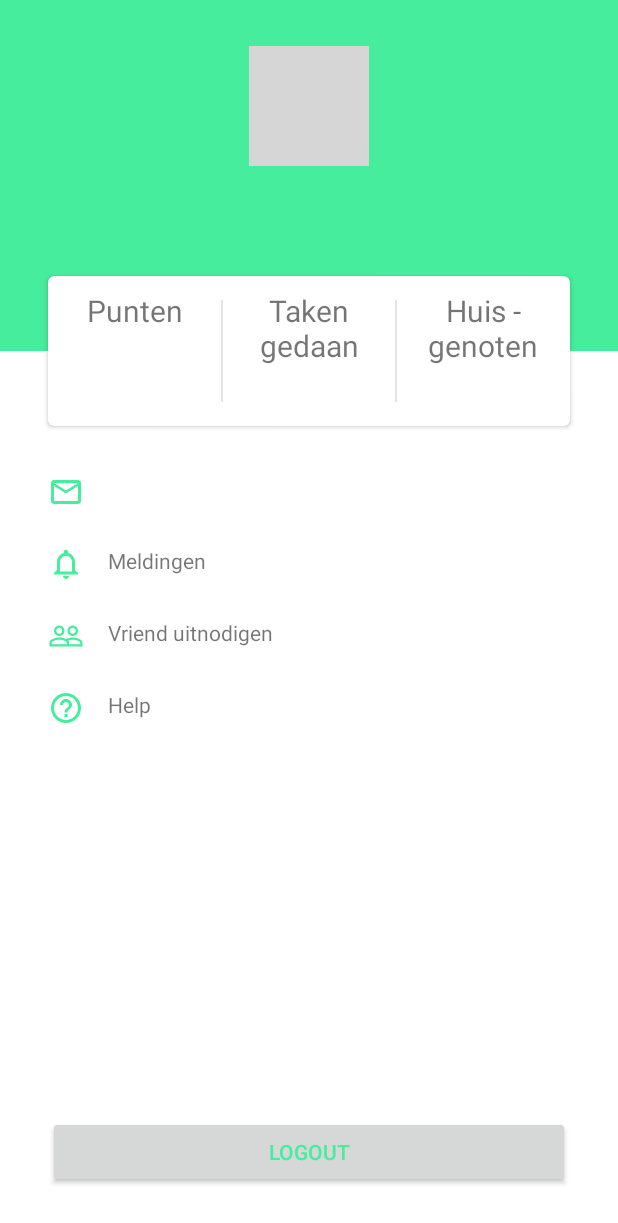
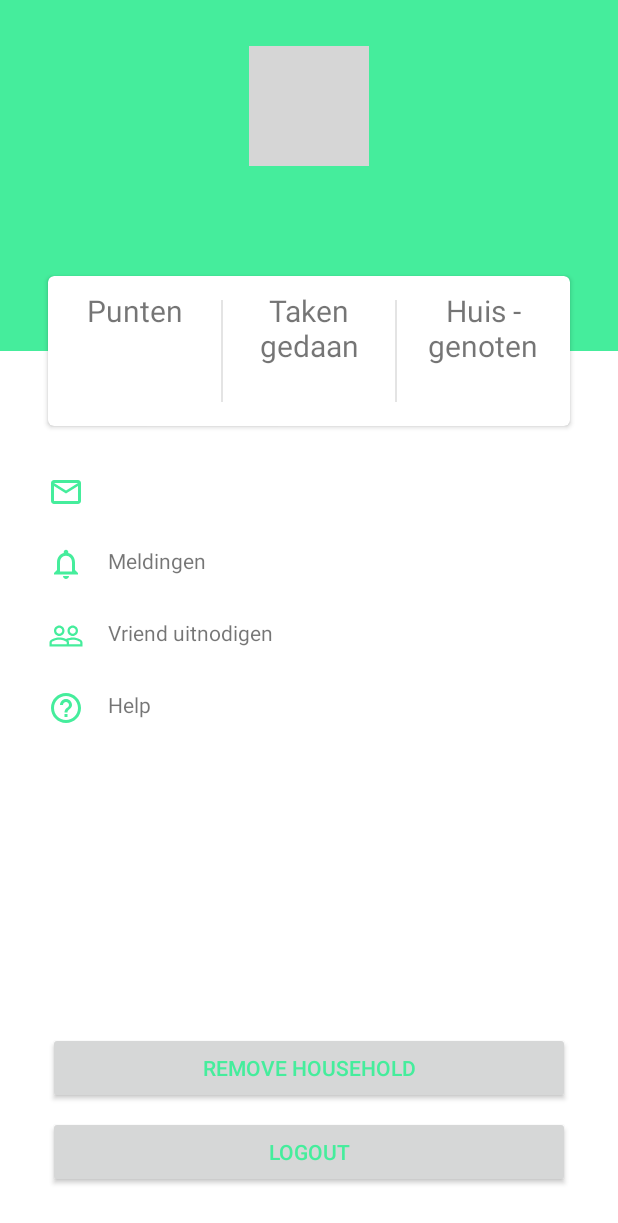
Before and after one commit to TimGW/Tasqs, an Android app: the ProfileActivity screen opened directly, with no data from a screen before it, on a phone screen of 412 x 824 dp. Shown: the top 1223 px of the screen. Run offline under Robolectric (Android 15) with nearby library versions, the phone set to English and light mode, and no system bars; our stand-ins replace Dagger/Hilt's generated code, Firebase (no records; nobody signed in at launch, a user with empty details on screens opened directly), Picasso; pictures from the network do not load; grey boxes are pictures that could not be loaded.

Commit message:
remove household

```diff
--- a/app/src/main/java/com/timgortworst/roomy/repository/AgendaRepository.kt
+++ b/app/src/main/java/com/timgortworst/roomy/repository/AgendaRepository.kt
@@ -32,7 +32,7 @@ class AgendaRepository(
         val sharedPref: HuishoudGenootSharedPref
 ) {
     val householdCollectionRef = db.collection(HOUSEHOLD_COLLECTION_REF)
-    private lateinit var eventListener: ListenerRegistration
+    private var eventListener: ListenerRegistration? = null
     private lateinit var categoryListener: ListenerRegistration
 
     fun getCategories(onComplete: (MutableList<EventCategory>) -> Unit) {
@@ -181,7 +181,7 @@ class AgendaRepository(
     }
 
     fun detachEventListener() {
-        eventListener.remove()
+        eventListener?.remove()
     }
 
     companion object {
--- a/app/src/main/java/com/timgortworst/roomy/repository/HouseholdRepository.kt
+++ b/app/src/main/java/com/timgortworst/roomy/repository/HouseholdRepository.kt
@@ -8,10 +8,10 @@ import com.timgortworst.roomy.utils.GenerateData
 
 class HouseholdRepository(db: FirebaseFirestore) {
 
-    val householdsCollectionRef = db.collection(Constants.HOUSEHOLD_COLLECTION_REF)
+    private val householdsCollectionRef = db.collection(Constants.HOUSEHOLD_COLLECTION_REF)
+    private val householdDocRef = householdsCollectionRef.document()
 
     fun createNewHousehold(onComplete: (householdID: String) -> Unit, onFailure: () -> Unit) {
-        val householdDocRef = householdsCollectionRef.document()
         val householdID = householdDocRef.id
 
         val categories = GenerateData.eventCategories()
@@ -31,6 +31,10 @@ class HouseholdRepository(db: FirebaseFirestore) {
     }
 
     fun removeHousehold(householdId: String) {
+        //delete sub items
+        householdDocRef.collection(AGENDA_EVENT_CATEGORIES_COLLECTION_REF).document().delete()
+
+        // delte household
         householdsCollectionRef
             .document(householdId)
             .delete()
--- a/app/src/main/java/com/timgortworst/roomy/repository/UserRepository.kt
+++ b/app/src/main/java/com/timgortworst/roomy/repository/UserRepository.kt
@@ -2,6 +2,7 @@ package com.timgortworst.roomy.repository
 
 import com.google.firebase.auth.FirebaseAuth
 import com.google.firebase.firestore.FirebaseFirestore
+import com.google.firebase.firestore.SetOptions
 import com.timgortworst.roomy.local.HuishoudGenootSharedPref
 import com.timgortworst.roomy.model.AuthenticationResult
 import com.timgortworst.roomy.model.User
@@ -62,6 +63,7 @@ class UserRepository(
     }
 
     fun updateUser(
+        userId : String = auth.currentUser?.uid.orEmpty(),
         name: String = "",
         email: String = "",
         totalPoints: Int = 0,
@@ -69,7 +71,7 @@ class UserRepository(
         role: String = "",
         onComplete: () -> Unit
     ) {
-        val currentUserDocRef = userCollectionRef.document(auth.currentUser?.uid.orEmpty())
+        val currentUserDocRef = userCollectionRef.document(userId)
 
         val userFieldMap = mutableMapOf<String, Any>()
         if (name.isNotBlank()) userFieldMap[USER_NAME_REF] = name
@@ -78,7 +80,7 @@ class UserRepository(
         if (householdId.isNotBlank()) userFieldMap[USER_HOUSEHOLDID_REF] = householdId
         if (role.isNotBlank()) userFieldMap[USER_ROLE_REF] = role
 
-        currentUserDocRef.update(userFieldMap).addOnSuccessListener { onComplete() }
+        currentUserDocRef.set(userFieldMap, SetOptions.merge()).addOnSuccessListener { onComplete() }
     }
 
     fun getUsersForHouseholdId(householdId: String, onComplete: (List<User>) -> Unit) {
--- a/app/src/main/java/com/timgortworst/roomy/ui/googlesignin/module/GoogleSignInModule.kt
+++ b/app/src/main/java/com/timgortworst/roomy/ui/googlesignin/module/GoogleSignInModule.kt
@@ -1,6 +1,7 @@
 package com.timgortworst.roomy.ui.googlesignin.module
 
 import com.timgortworst.roomy.repository.AuthRepository
+import com.timgortworst.roomy.repository.UserRepository
 import com.timgortworst.roomy.ui.googlesignin.presenter.GoogleSignInPresenter
 import com.timgortworst.roomy.ui.googlesignin.view.GoogleSignInActivity
 import com.timgortworst.roomy.ui.googlesignin.view.GoogleSignInView
@@ -22,9 +23,10 @@ abstract class GoogleSignInModule {
         @JvmStatic
         internal fun provideSignInPresenter(
             signInView: GoogleSignInView,
-            authRepository: AuthRepository
+            authRepository: AuthRepository,
+            userRepository: UserRepository
         ): GoogleSignInPresenter {
-            return GoogleSignInPresenter(signInView, authRepository)
+            return GoogleSignInPresenter(signInView, authRepository, userRepository)
         }
     }
 }
--- a/app/src/main/java/com/timgortworst/roomy/ui/profile/module/ProfileModule.kt
+++ b/app/src/main/java/com/timgortworst/roomy/ui/profile/module/ProfileModule.kt
@@ -1,5 +1,7 @@
 package com.timgortworst.roomy.ui.profile.module
 
+import com.timgortworst.roomy.local.HuishoudGenootSharedPref
+import com.timgortworst.roomy.repository.HouseholdRepository
 import com.timgortworst.roomy.repository.UserRepository
 import com.timgortworst.roomy.ui.profile.presenter.ProfilePresenter
 import com.timgortworst.roomy.ui.profile.view.ProfileActivity
@@ -23,9 +25,11 @@ abstract class ProfileModule {
         @JvmStatic
         internal fun provideProfilePresenter(
             profileView: ProfileView,
-            userRepository: UserRepository
+            userRepository: UserRepository,
+            householdRepository: HouseholdRepository,
+            sharedPref: HuishoudGenootSharedPref
         ): ProfilePresenter {
-            return ProfilePresenter(profileView, userRepository)
+            return ProfilePresenter(profileView, userRepository, householdRepository, sharedPref)
         }
     }
 }
--- a/app/src/main/java/com/timgortworst/roomy/ui/profile/presenter/ProfilePresenter.kt
+++ b/app/src/main/java/com/timgortworst/roomy/ui/profile/presenter/ProfilePresenter.kt
@@ -1,19 +1,56 @@
 package com.timgortworst.roomy.ui.profile.presenter
 
+import com.timgortworst.roomy.local.HuishoudGenootSharedPref
+import com.timgortworst.roomy.model.AuthenticationResult
+import com.timgortworst.roomy.repository.HouseholdRepository
 import com.timgortworst.roomy.repository.UserRepository
 import com.timgortworst.roomy.ui.profile.view.ProfileView
-import kotlinx.coroutines.InternalCoroutinesApi
-
-
 
 class ProfilePresenter(
     private val view: ProfileView,
-    private val userRepository: UserRepository
+    private val userRepository: UserRepository,
+    private val householdRepository: HouseholdRepository,
+    private val sharedPref: HuishoudGenootSharedPref
 ) {
 
     fun getCurrentUser() {
         userRepository.getUser { user ->
-            view.presentUser(user!!)
+            user?.let { view.presentUser(it) }
         }
     }
+
+    fun removeUserFromActiveHousehold() {
+
+//        // update household id for user remote
+//        userRepository.updateUser(householdId = "") {
+//            // user is updated, find all users with active householdId
+//            userRepository.getUsersForHouseholdId(sharedPref.getActiveHouseholdId()) { userList ->
+//
+//                if (userList.isEmpty()) {
+//                    // remove old household if since there are no more users in the household
+//                    householdRepository.removeHousehold(sharedPref.getActiveHouseholdId())
+//
+//                    // safe to update local household id
+//                    sharedPref.setActiveHouseholdId("")
+//
+//                    view.restartApplication()
+//                } else {
+//                    userRepository.getUser { user ->
+//                        user?.let {
+//                            if(it.role == AuthenticationResult.Role.ADMIN.name){
+//                                userRepository.updateUser(userId = userList.first().userId, role = AuthenticationResult.Role.ADMIN.name){
+//                                    userRepository.updateUser(role = AuthenticationResult.Role.ADMIN.name) {
+//                                        // safe to update local household id
+//                                        sharedPref.setActiveHouseholdId("")
+//
+//                                        view.restartApplication()
+//                                    }
+//                                }
+//                            }
+//                        }
+//                    }
+//                }
+//            }
+//        }
+    }
 }
--- a/app/src/main/java/com/timgortworst/roomy/ui/profile/view/ProfileView.kt
+++ b/app/src/main/java/com/timgortworst/roomy/ui/profile/view/ProfileView.kt
@@ -4,5 +4,7 @@ import com.timgortworst.roomy.model.User
 
 interface ProfileView {
     fun presentUser(user: User)
+    fun presentToastError(generic_error: Int)
+    fun restartApplication()
 
 }
--- a/app/src/main/java/com/timgortworst/roomy/ui/setup/view/SetupActivity.kt
+++ b/app/src/main/java/com/timgortworst/roomy/ui/setup/view/SetupActivity.kt
@@ -34,7 +34,7 @@ class SetupActivity : BaseActivity(), SetupView {
 
         showProgressDialog()
 
-        referredHouseholdId = intent.getStringExtra(referredHouseholdIdKey)
+        referredHouseholdId = intent.getStringExtra(referredHouseholdIdKey) ?: ""
 
         presenter.setupHousehold(referredHouseholdId)
     }
--- a/app/src/main/res/layout/activity_profile.xml
+++ b/app/src/main/res/layout/activity_profile.xml
@@ -217,6 +217,18 @@
     </ScrollView>
 
     <Button
+            android:id="@+id/profile_remove_household"
+            android:layout_width="0dp"
+            android:layout_height="wrap_content"
+            android:layout_marginStart="32dp"
+            android:layout_marginEnd="32dp"
+            android:layout_marginBottom="8dp"
+            android:text="@string/profile_remove_household_text"
+            android:textColor="@color/colorAccent"
+            app:layout_constraintEnd_toEndOf="parent"
+            app:layout_constraintStart_toStartOf="parent" app:layout_constraintHorizontal_bias="0.0"
+            app:layout_constraintBottom_toTopOf="@+id/profile_logout_button"/>
+    <Button
             android:id="@+id/profile_logout_button"
             android:layout_width="0dp"
             android:layout_height="wrap_content"
--- a/app/src/main/res/values/strings.xml
+++ b/app/src/main/res/values/strings.xml
@@ -49,6 +49,7 @@
     <string name="profile_invite">Vriend uitnodigen</string>
     <string name="profile_help">Help</string>
     <string name="profile_logout_text">Logout</string>
+    <string name="profile_remove_household_text">Remove household</string>
     <string name="profile_notifications">Meldingen</string>
     <string name="event_today">Vandaag</string>
     <string name="planning">Planning</string>
```
Also changed, not shown: app/src/main/java/com/timgortworst/roomy/ui/googlesignin/presenter/GoogleSignInPresenter.kt (+13 -3 lines), app/src/main/java/com/timgortworst/roomy/ui/profile/view/ProfileActivity.kt (+25 -5 lines), app/src/main/java/com/timgortworst/roomy/utils/AndroidExtensions.kt (added, +12 -0 lines), 1 other file. Lines whose indentation alone changed are shown as unchanged.
